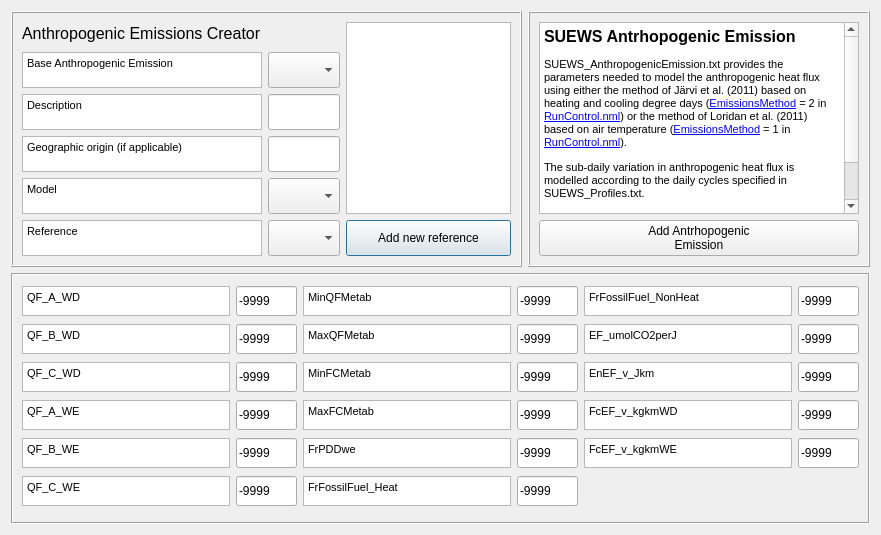
This is tabs/anthropogenic_emission_tab.ui in gusbacos/suews_database_manager as Qt 5 draws it before an edit. The edited form follows.
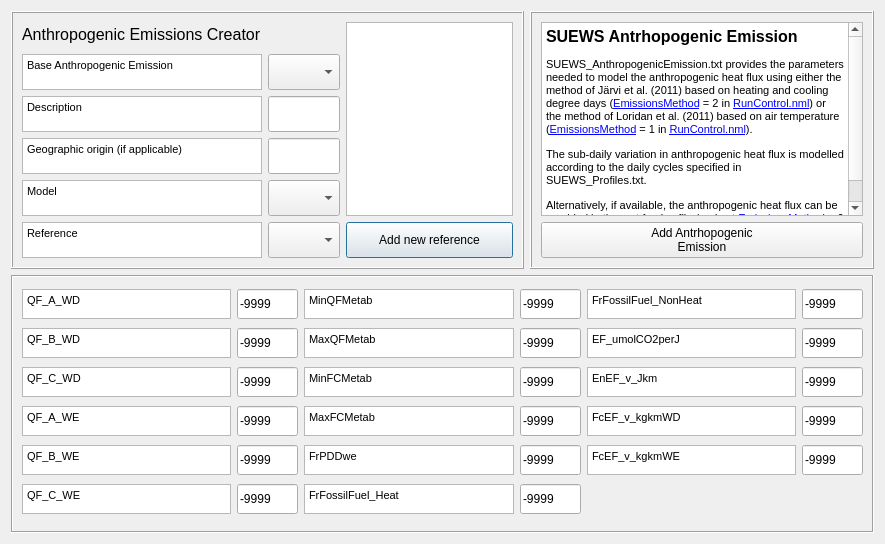
This is the edited form. Custom widgets are drawn as their Qt base class.

Diff of the .ui file:
```diff
--- a/tabs/anthropogenic_emission_tab.ui
+++ b/tabs/anthropogenic_emission_tab.ui
@@ -6,8 +6,8 @@
    <rect>
     <x>0</x>
     <y>0</y>
-    <width>881</width>
-    <height>535</height>
+    <width>885</width>
+    <height>544</height>
    </rect>
   </property>
   <property name="sizePolicy">
```
Left out of the diff: 3 changed lines with no effect on the pictures.
